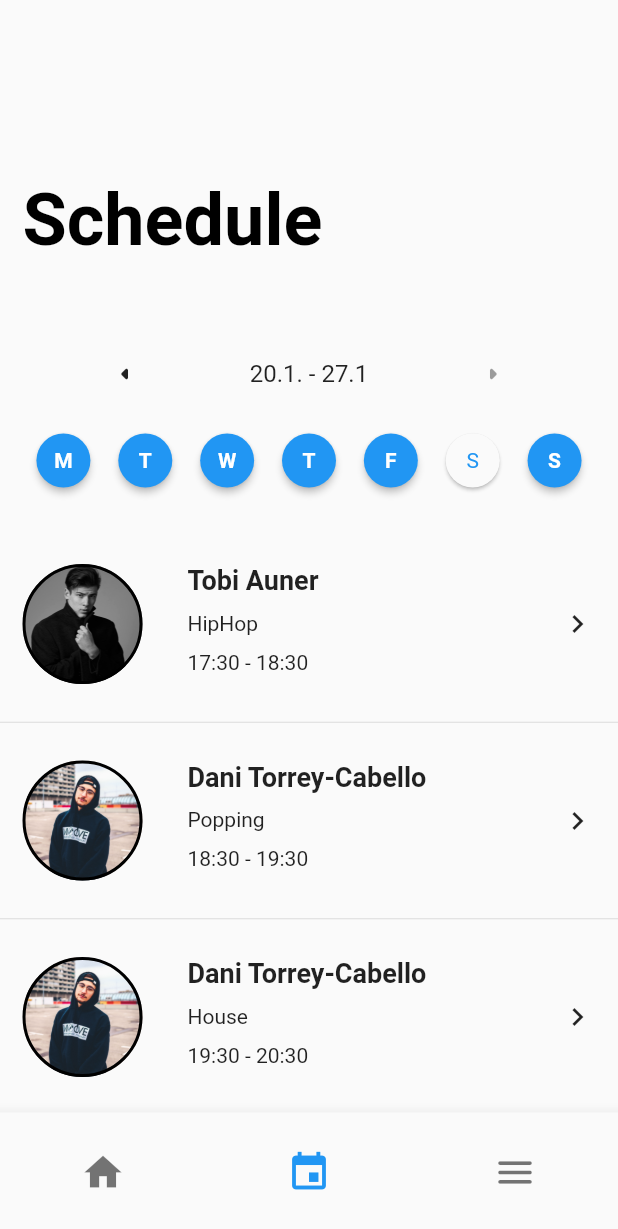
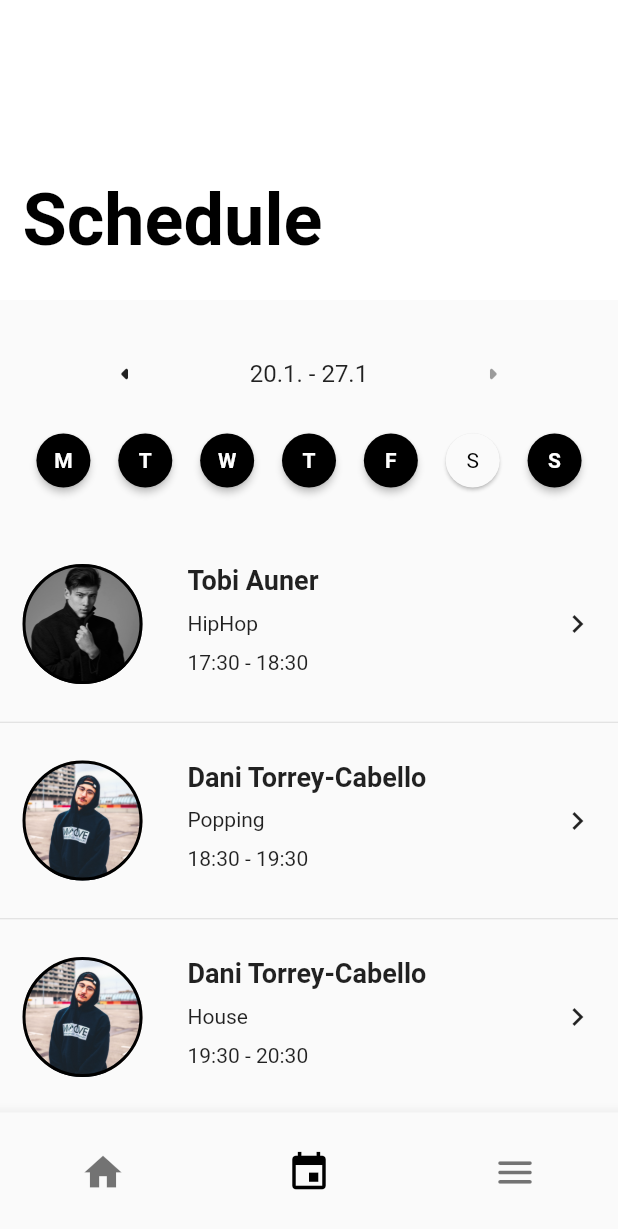
Before and after one commit to xlamn/moove_dance_studio, a Flutter app: the screen it shows after launch, item 2 of the bottom bar chosen, on a phone screen of 412 x 824 dp. Shown: the top 1229 px of the screen. Run offline on Flutter 3.47's test engine with Material 2 defaults, Android fonts, the phone set to English and light mode, and no system bars; drawn by our look-alikes of weekday_selector; our stand-ins replace webview_flutter.

Commit message:
add primarySwatches

```diff
--- a/lib/src/main.dart
+++ b/lib/src/main.dart
@@ -1,5 +1,37 @@
 import 'package:flutter/material.dart';
 import 'package:moove_dance_studio/moove_dance_studio.dart';
+
+const MaterialColor _primaryWhite = MaterialColor(
+  0xFFFFFFFF,
+  <int, Color>{
+    50: Color(0xFFFFFFFF),
+    100: Color(0xFFFFFFFF),
+    200: Color(0xFFFFFFFF),
+    300: Color(0xFFFFFFFF),
+    400: Color(0xFFFFFFFF),
+    500: Color(0xFFFFFFFF),
+    600: Color(0xFFFFFFFF),
+    700: Color(0xFFFFFFFF),
+    800: Color(0xFFFFFFFF),
+    900: Color(0xFFFFFFFF),
+  },
+);
+
+const MaterialColor _primaryBlack = MaterialColor(
+  0xFF000000,
+  <int, Color>{
+    50: Color(0xFF000000),
+    100: Color(0xFF000000),
+    200: Color(0xFF000000),
+    300: Color(0xFF000000),
+    400: Color(0xFF000000),
+    500: Color(0xFF000000),
+    600: Color(0xFF000000),
+    700: Color(0xFF000000),
+    800: Color(0xFF000000),
+    900: Color(0xFF000000),
+  },
+);
 
 void main() {
   runApp(MyApp());
@@ -11,10 +43,13 @@ class MyApp extends StatelessWidget {
     return MaterialApp(
       theme: ThemeData(
         brightness: Brightness.light,
-        primaryColor: Colors.grey[50]!,
+        primarySwatch: _primaryBlack,
+        primaryColor: Colors.white,
       ),
       darkTheme: ThemeData(
+        primarySwatch: _primaryWhite,
         brightness: Brightness.dark,
+        primaryColor: Colors.grey[800]!,
       ),
       themeMode: ThemeMode.system,
       home: MyHomePage(),
```
